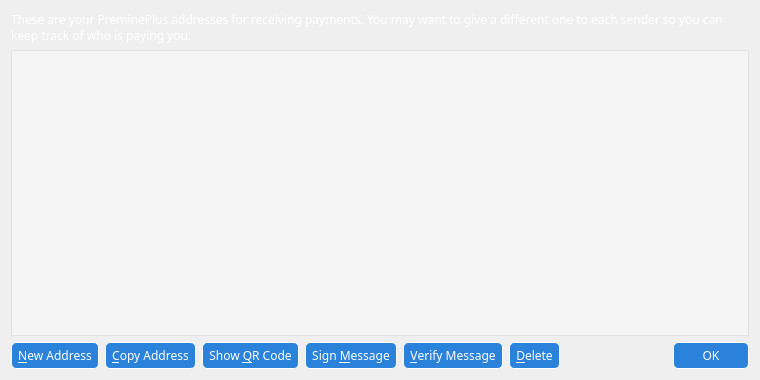
Before: the Qt Designer form src/qt/forms/addressbookpage.ui in CryptoHelp/PreminePlus, drawn with Qt 5.
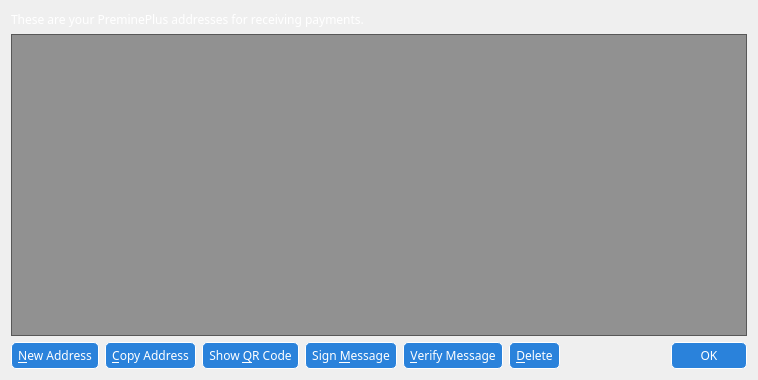
After: the same form once the commit is applied. Icons and pictures are not drawn.

```diff
--- a/src/qt/forms/addressbookpage.ui
+++ b/src/qt/forms/addressbookpage.ui
@@ -6,7 +6,7 @@
    <rect>
     <x>0</x>
     <y>0</y>
-    <width>760</width>
+    <width>758</width>
     <height>380</height>
    </rect>
   </property>
@@ -34,7 +34,7 @@
       <string notr="true">background:none;color:white;</string>
      </property>
      <property name="text">
-      <string>These are your PreminePlus addresses for receiving payments. You may want to give a different one to each sender so you can keep track of who is paying you.</string>
+      <string>These are your PreminePlus addresses for receiving payments.</string>
      </property>
      <property name="textFormat">
       <enum>Qt::PlainText</enum>
@@ -52,14 +52,20 @@
      <property name="toolTip">
       <string>Double-click to edit address or label</string>
      </property>
+     <property name="autoFillBackground">
+      <bool>false</bool>
+     </property>
      <property name="styleSheet">
-      <string notr="true">background: rgba(255,255,255,100);</string>
+      <string notr="true">background:rgba(0,0,0,100);color:white;</string>
+     </property>
+     <property name="frameShape">
+      <enum>QFrame::StyledPanel</enum>
      </property>
      <property name="tabKeyNavigation">
       <bool>false</bool>
      </property>
      <property name="alternatingRowColors">
-      <bool>true</bool>
+      <bool>false</bool>
      </property>
      <property name="selectionMode">
       <enum>QAbstractItemView::SingleSelection</enum>
@@ -67,9 +73,15 @@
      <property name="selectionBehavior">
       <enum>QAbstractItemView::SelectRows</enum>
      </property>
+     <property name="showGrid">
+      <bool>false</bool>
+     </property>
      <property name="sortingEnabled">
       <bool>true</bool>
      </property>
+     <attribute name="horizontalHeaderVisible">
+      <bool>false</bool>
+     </attribute>
      <attribute name="verticalHeaderVisible">
       <bool>false</bool>
      </attribute>
```
